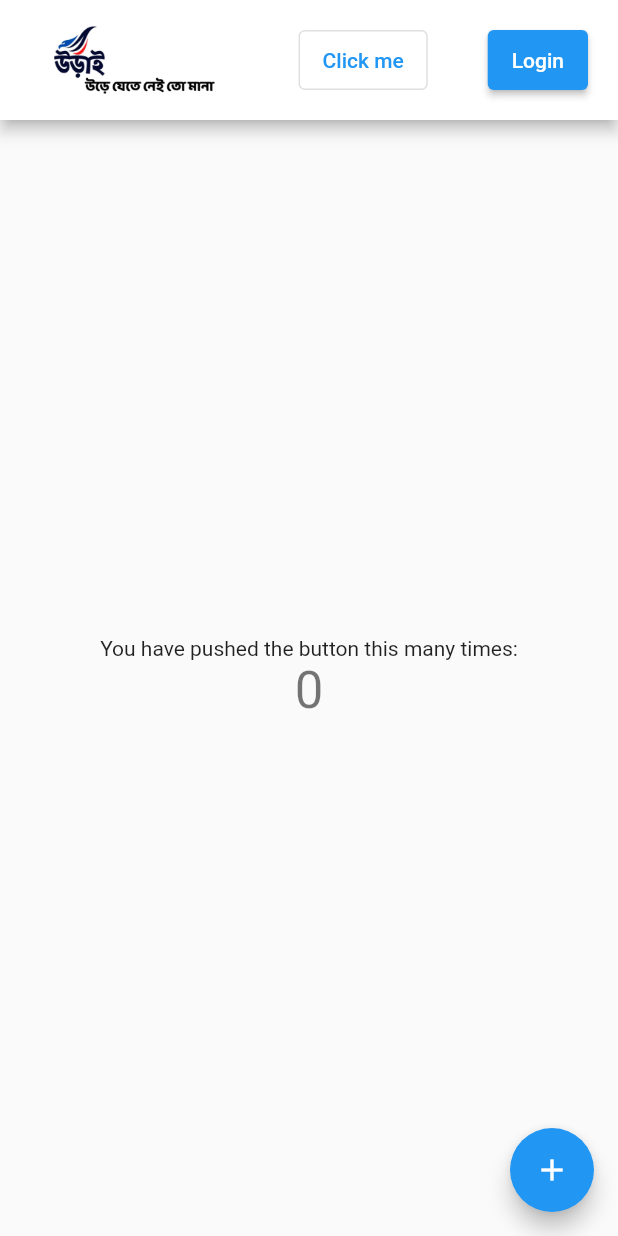
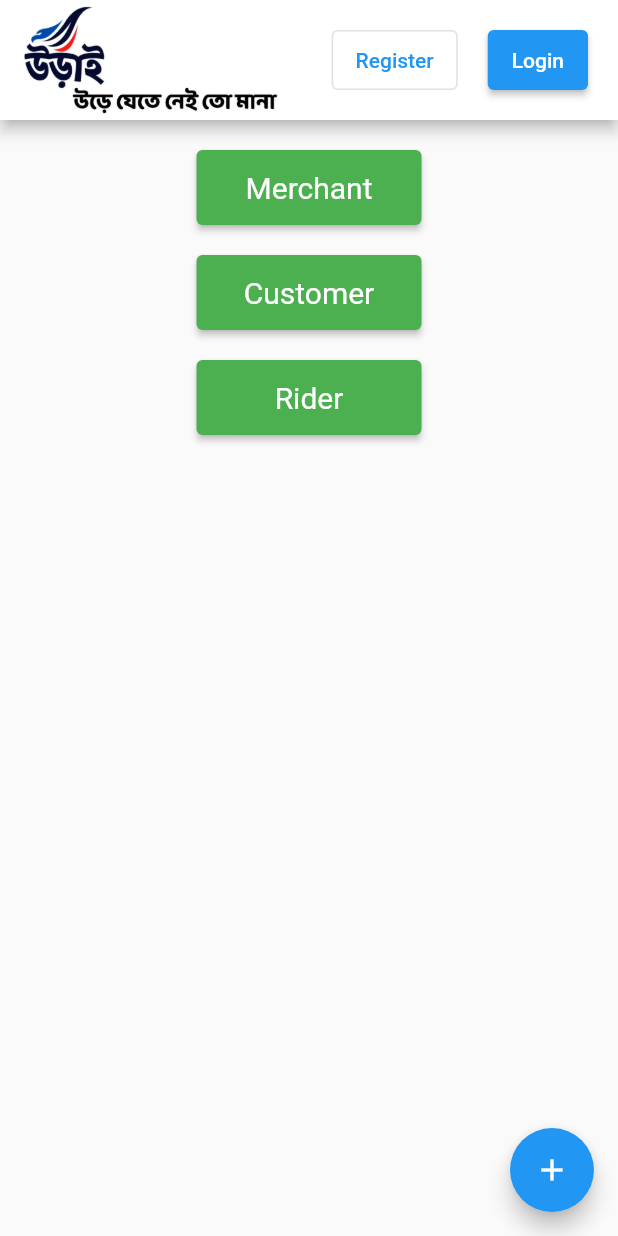
Before and after one commit to Anabilsarker/Urai-Delivery-Service, a Flutter app: the screen it shows after launch, on a phone screen of 412 x 824 dp. Run offline on Flutter 3.47's test engine with Material 2 defaults, Android fonts, the phone set to English and light mode, and no system bars.

Commit message:
Added new buttons

```diff
--- a/lib/strings.dart
+++ b/lib/strings.dart
@@ -1,4 +1,8 @@
 class Variables {
   static const String title = "Cholo Urai";
   static const String login = "Login";
+  static const String register = "Register";
+  static const String customer = "Customer";
+  static const String rider = "Rider";
+  static const String merchant = "Merchant";
 }
--- a/lib/views/homepage.dart
+++ b/lib/views/homepage.dart
@@ -18,23 +18,17 @@ class _MyHomePageState extends State<MyHomePage> {
     });
   }
 
-  List<Widget> appBarButtons() {
-    return <Widget>[];
-  }
-
   List<Widget> appBarActions() {
     return <Widget>[
       Padding(
-        padding: const EdgeInsets.only(
-            left: 20.0, top: 20.0, right: 20.0, bottom: 20.0),
+        padding: const EdgeInsets.only(left: 20.0, top: 20.0, right: 20.0, bottom: 20.0),
         child: OutlinedButton(
           onPressed: _incrementCounter,
-          child: const Text('Click me'),
+          child: const Text(Variables.register),
         ),
       ),
       Padding(
-        padding: const EdgeInsets.only(
-            left: 20.0, top: 20.0, right: 20.0, bottom: 20.0),
+        padding: const EdgeInsets.only(left: 0.0, top: 20.0, right: 20.0, bottom: 20.0),
         child: ElevatedButton(
           onPressed: _incrementCounter,
           child: const Text(Variables.login),
@@ -43,39 +37,50 @@ class _MyHomePageState extends State<MyHomePage> {
     ];
   }
 
-  Padding appBarBanner() {
-    return const Padding(
-        padding: EdgeInsets.only(
-            left: 20.0, top: 20.0, right: 20.0, bottom: 20.0),
-        child: Image(image: AssetImage('assets/images/UraiBanner.jpg')),
-      );
-  }
-
   AppBar appBar() {
     return AppBar(
       toolbarHeight: 80,
       backgroundColor: Colors.white,
-      title: appBarBanner(),
+      title: const Image(image: AssetImage('assets/images/UraiBanner.jpg'), height: 80),
       actions: appBarActions(),
     );
   }
 
   List<Widget> status() {
+    ButtonStyle style = ElevatedButton.styleFrom(textStyle: const TextStyle(fontSize: 20), minimumSize: const Size(150.0, 50.0), backgroundColor: Colors.green);
+
     return <Widget>[
-      const Text(
-        'You have pushed the button this many times:',
+      Padding(
+        padding: const EdgeInsets.only(left: 0.0, top: 20.0, right: 0.0, bottom: 0.0),
+        child: ElevatedButton(
+          onPressed: _incrementCounter,
+          style: style,
+          child: const Text(Variables.merchant),
+        ),
       ),
-      Text(
-        '$_counter',
-        style: Theme.of(context).textTheme.headlineMedium,
+      Padding(
+        padding: const EdgeInsets.only(left: 0.0, top: 20.0, right: 0.0, bottom: 0.0),
+        child: ElevatedButton(
+          onPressed: _incrementCounter,
+          style: style,
+          child: const Text(Variables.customer),
+        ),
       ),
+      Padding(
+        padding: const EdgeInsets.only(left: 0.0, top: 20.0, right: 0.0, bottom: 0.0),
+        child: ElevatedButton(
+          onPressed: _incrementCounter,
+          style: style,
+          child: const Text(Variables.rider),
+        ),
+      )
     ];
   }
 
   Center body() {
     return Center(
       child: Column(
-        mainAxisAlignment: MainAxisAlignment.center,
+        mainAxisAlignment: MainAxisAlignment.start,
         children: status(),
       ),
     );
```
